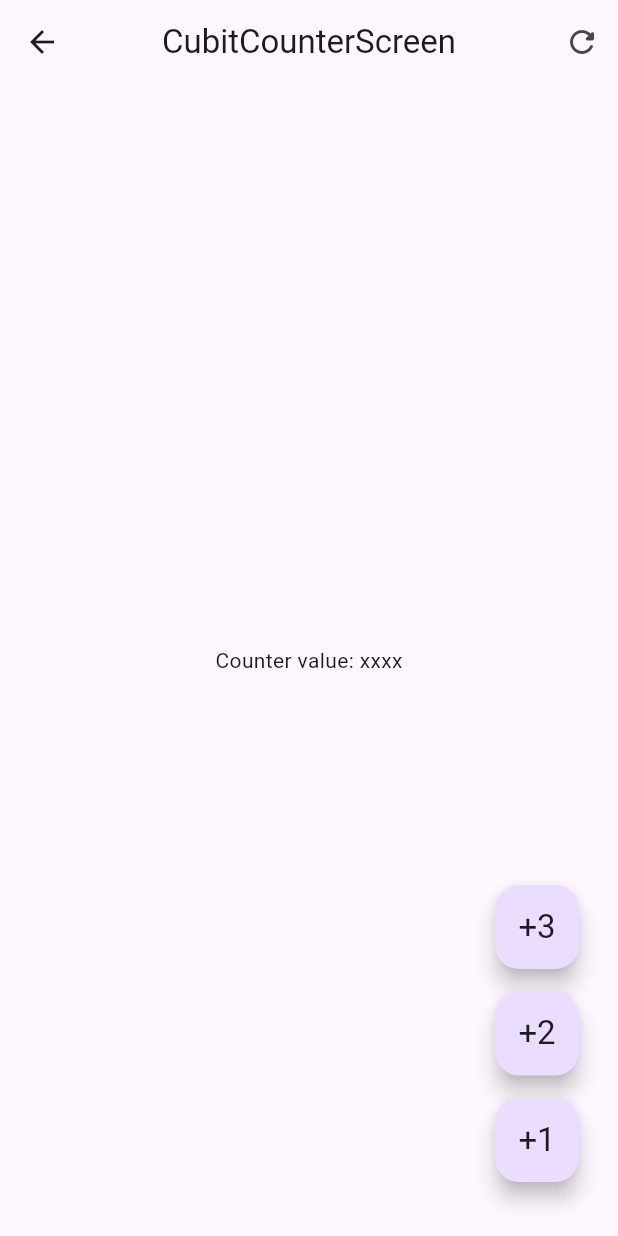
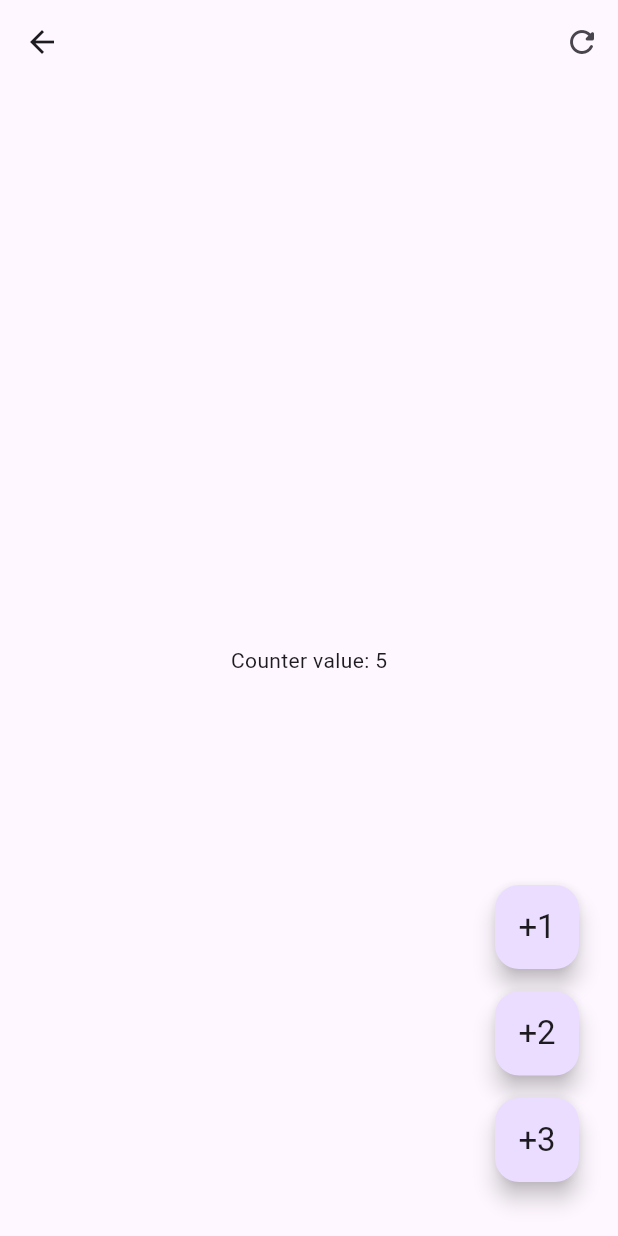
Before and after one commit to ErnestAlf222/formsApp, a Flutter app: the screen it shows after launch, after a tap on "Cubits", on a phone screen of 412 x 824 dp. Run offline on Flutter 3.47's test engine with Material 3 defaults, Android fonts, the phone set to English and light mode, and no system bars; our stand-ins replace flutter_bloc, go_router.

Commit message:
counter_cubit implemetación en presentación

```diff
--- a/lib/presentation/screens/cubit_counter_screen.dart
+++ b/lib/presentation/screens/cubit_counter_screen.dart
@@ -1,58 +1,83 @@
-
 import 'package:flutter/material.dart';
+import 'package:flutter_bloc/flutter_bloc.dart';
+import 'package:forms_app/presentation/blocs/counter_cubit/counter_cubit.dart';
 
 class CubitCounterScreen extends StatelessWidget {
   const CubitCounterScreen({super.key});
 
   @override
   Widget build(BuildContext context) {
+    final textStyles = Theme.of(context).textTheme;
 
-    final textStyles = Theme.of(context).textTheme;
+    return BlocProvider(
+      create: (_) => CounterCubit(),
+      child: _CubitCounterView(textStyles: textStyles),
+    );
+  }
+}
+
+class _CubitCounterView extends StatelessWidget {
+  const _CubitCounterView({
+    required this.textStyles,
+  });
+
+  void increasedCounterBy(BuildContext context, [int value = 1]) {
+    context.read<CounterCubit>().increasedBy(value);
+  }
+
+  final TextTheme textStyles;
+
+  @override
+  Widget build(BuildContext context) {
+    // final counterState = context.watch<CounterCubit>().state;
 
     return Scaffold(
       appBar: AppBar(
         centerTitle: true,
-        title: const Text('CubitCounterScreen'),
+        // title: Text('Cubit Counter: ${counterState.transactionCount}'),
         actions: [
-
           IconButton(
-            onPressed: () {},
+            onPressed: () {
+              context.read<CounterCubit>().reset(0);
+            },
             icon: const Icon(
               Icons.refresh_rounded,
             ),
           ),
         ],
       ),
+      body: Center(
+        child: BlocBuilder<CounterCubit, CounterState>(
+          // buildWhen: (previous, current) => current.counter != previous.counter,
 
-      body: const Center(
-        child: Text('Counter value: xxxx'),
+          builder: (context, state) {
+            print('counter cambio');
+            return Text('Counter value: ${state.counter}');
+          },
+        ),
       ),
-
-
       floatingActionButton: Padding(
         padding: const EdgeInsets.symmetric(vertical: 20, horizontal: 10),
         child: Column(
           mainAxisAlignment: MainAxisAlignment.end,
           children: [
-
             FloatingActionButton(
               heroTag: '1',
-              onPressed: () {},
-              child:  Text('+3', style: textStyles.titleLarge),
+              child: Text('+1', style: textStyles.titleLarge),
+              onPressed: () => increasedCounterBy(context, 1),
             ),
             const SizedBox(height: 15),
             FloatingActionButton(
               heroTag: '2',
-              onPressed: () {},
-              child:  Text('+2', style: textStyles.titleLarge),
+              onPressed: () => increasedCounterBy(context, 2),
+              child: Text('+2', style: textStyles.titleLarge),
             ),
             const SizedBox(height: 15),
             FloatingActionButton(
               heroTag: '3',
-              onPressed: () {},
-              child:  Text('+1', style: textStyles.titleLarge),
+              onPressed: () => increasedCounterBy(context, 3),
+              child: Text('+3', style: textStyles.titleLarge),
             ),
-
           ],
         ),
       ),
```
